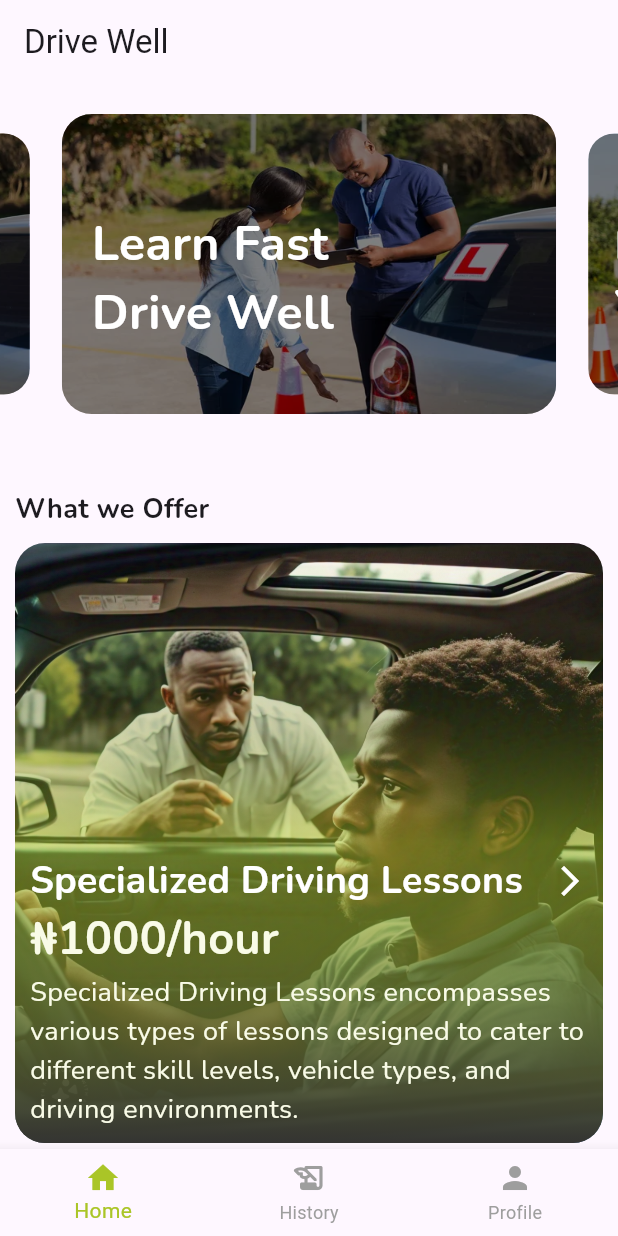
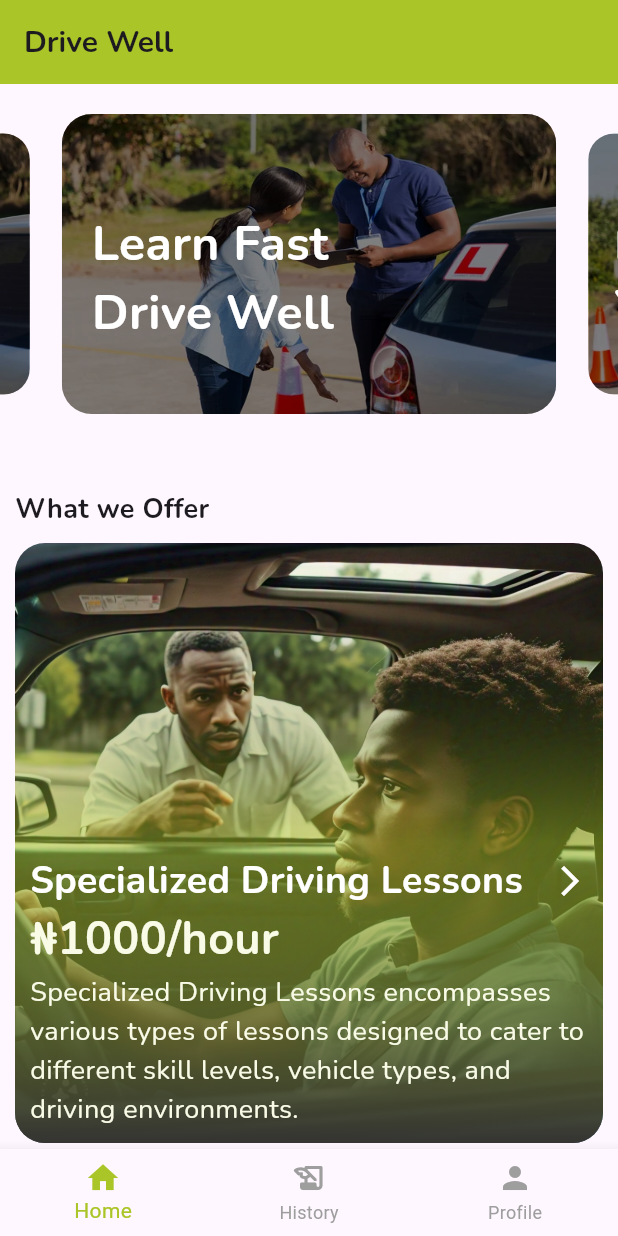
Before and after one commit to Chris-Eminence/drive-well, a Flutter app: the BottomNav screen opened directly, on a phone screen of 412 x 824 dp. Run offline on Flutter 3.47's test engine with Material 3 defaults, Android fonts, the light colour scheme and no system bars; drawn by our look-alikes of carousel_slider; our stand-ins replace google_fonts, shared_preferences, smooth_page_indicator, widget_and_text_animator; accounts and stored records are empty.

Commit message:
WORKING APPLICATION

```diff
--- a/lib/screens/home_screen/components/bottom_nav.dart
+++ b/lib/screens/home_screen/components/bottom_nav.dart
@@ -31,9 +31,7 @@ class _BottomNavState extends State<BottomNav> {
   @override
   Widget build(BuildContext context) {
     return Scaffold(
-      appBar: AppBar(
-        title: const Text('Drive Well'),
-      ),
+
       body: _screens[_currentIndex], // Display the selected screen
       bottomNavigationBar: BottomNavigationBar(
         items: const <BottomNavigationBarItem>[
--- a/lib/screens/home_screen/home_screen.dart
+++ b/lib/screens/home_screen/home_screen.dart
@@ -46,6 +46,17 @@ class _HomepageState extends State<Homepage> {
 
 
     return Scaffold(
+      appBar: AppBar(
+        title: Text(
+          'Drive Well',
+          style: GoogleFonts.nunito(
+            fontWeight: FontWeight.bold,
+            fontSize: 20,
+          ),
+        ),
+        backgroundColor: kPrimaryColor,
+
+      ),
       body: SingleChildScrollView(
         child: Column(
           children: [
--- a/lib/screens/user_profile.dart
+++ b/lib/screens/user_profile.dart
@@ -87,7 +87,7 @@ class _ProfilePageState extends State<ProfilePage> {
           ),
         ),
         backgroundColor: kPrimaryColor,
-        centerTitle: true,
+
       ),
       body: SafeArea(
         child: StreamBuilder<Map<String, dynamic>?>(
```
Also changed, not shown: lib/screens/history_page.dart (+26 -4 lines).
